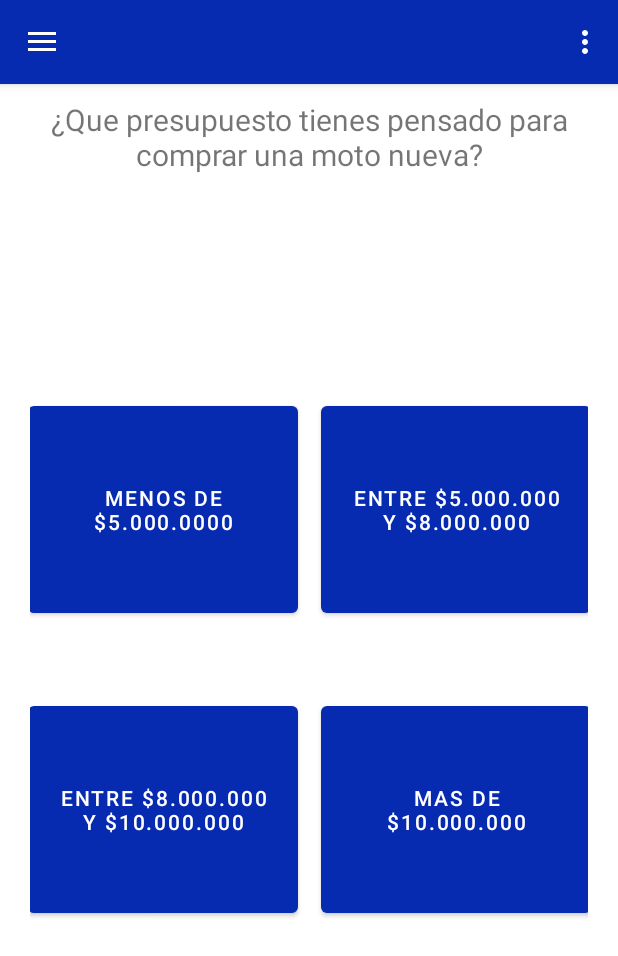
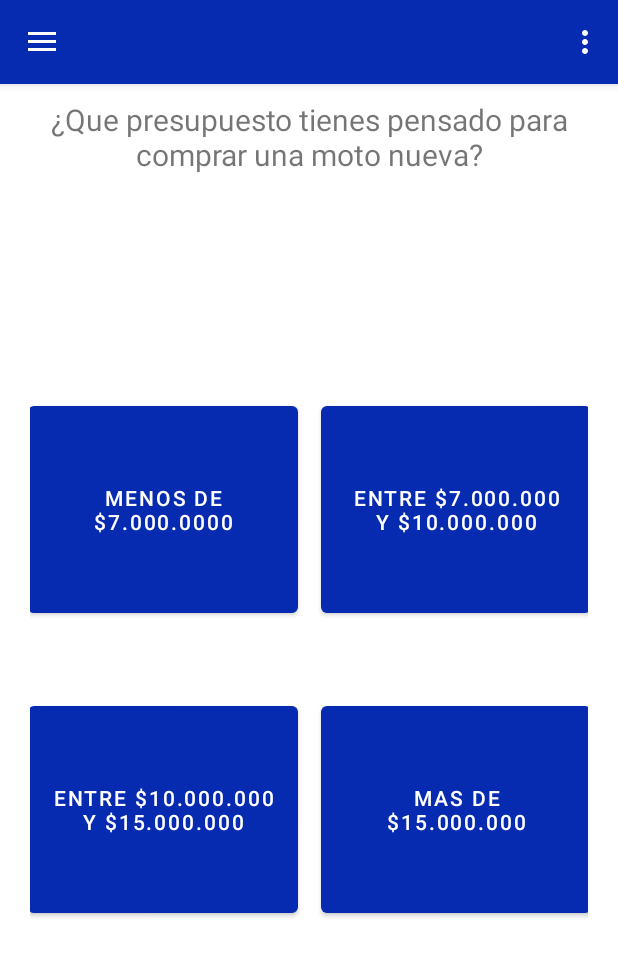
Before and after one commit to Jcastaho/MotosAPP, an Android app: the nav_mimotoideal screen opened through its navigation route, after a tap on "MUY IMPORTANTE", on a phone screen of 412 x 824 dp. Shown: the top 956 px of the screen. Run offline under Robolectric (Android 15) with nearby library versions, the phone set to English and light mode, and no system bars; our stand-ins replace Firebase (no records; nobody signed in at launch, a user with empty details on screens opened directly), Picasso, navigation-ui; libraries missing offline, so code that uses them is left out: com.mancj.materialsearchbar; pictures from the network do not load; 3 other taps on this screen came first.

Commit message:
ultima adicion

```diff
--- a/app/src/main/java/com/straccion/motos_admin/ui/mimoto/nav_mimotoideal.java
+++ b/app/src/main/java/com/straccion/motos_admin/ui/mimoto/nav_mimotoideal.java
@@ -208,10 +208,10 @@ public class nav_mimotoideal extends Fragment {
         btnRespuesta4.setVisibility(View.VISIBLE);
         if (contador == 1){
             txtPregunta.setText(pregunta1);
-            btnRespuesta1.setText("Menos de $5.000.0000");
-            btnRespuesta2.setText("Entre $5.000.000 y $8.000.000");
-            btnRespuesta3.setText("Entre $8.000.000 y $10.000.000");
-            btnRespuesta4.setText("Mas de $10.000.000");
+            btnRespuesta1.setText("Menos de $7.000.0000");
+            btnRespuesta2.setText("Entre $7.000.000 y $10.000.000");
+            btnRespuesta3.setText("Entre $10.000.000 y $15.000.000");
+            btnRespuesta4.setText("Mas de $15.000.000");
         } else if (contador == 2) {
             txtPregunta.setText(pregunta2);
             btnRespuesta1.setText("Uso cotidiano en ciudad");
```
Also changed, not shown: app/src/main/java/com/straccion/motos_admin/ui/addmotos/AggImagenesFragment.java (+17 -12 lines).
